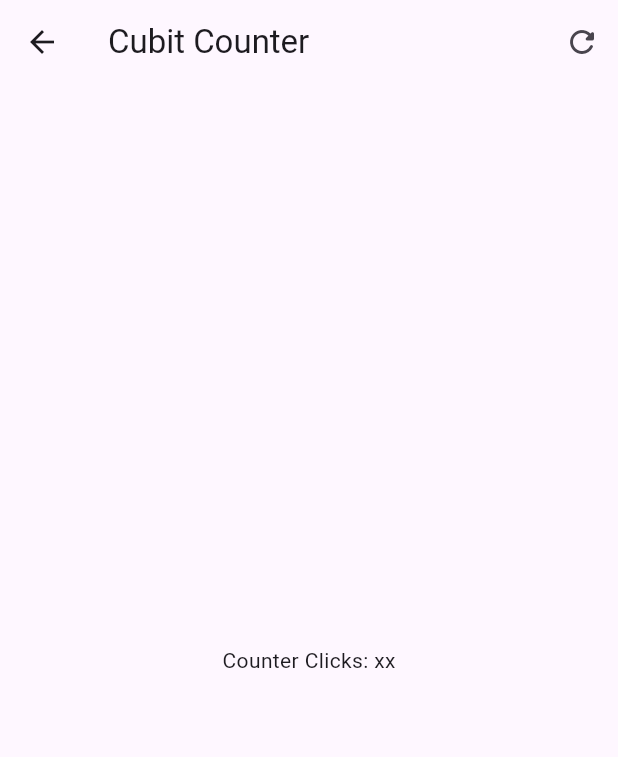
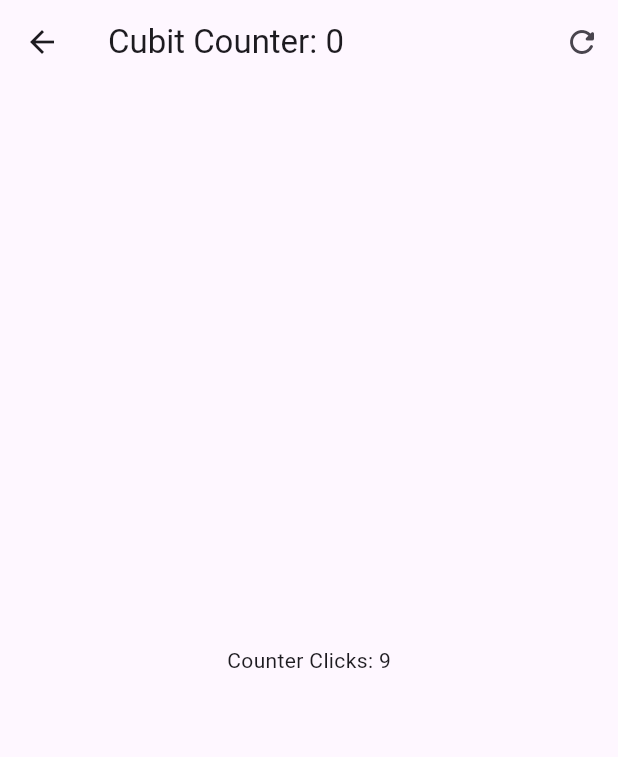
Before and after one commit to fabiofons/BloC-and-Cubits, a Flutter app: the screen it shows after launch, after a tap on "Cubits", on a phone screen of 412 x 824 dp. Shown: the top 757 px of the screen. Run offline on Flutter 3.47's test engine with Material 3 defaults, Android fonts, the phone set to English and light mode, and no system bars; our stand-ins replace flutter_bloc, go_router.

Commit message:
get the counter state in the cubit view

```diff
--- a/lib/presentation/screen/cubit_counter_screen.dart
+++ b/lib/presentation/screen/cubit_counter_screen.dart
@@ -1,46 +1,66 @@
 import 'package:flutter/material.dart';
+import 'package:flutter_bloc/flutter_bloc.dart';
+import 'package:forms_app/presentation/bloc/counter_cubit/counter_cubit.dart';
 
 class CubitCounterScreen extends StatelessWidget {
   const CubitCounterScreen({super.key});
 
   @override
   Widget build(BuildContext context) {
+    return BlocProvider(
+        create: (_) => CounterCubit(), child: const _CubitCounterView());
+  }
+}
+
+class _CubitCounterView extends StatelessWidget {
+  const _CubitCounterView();
+
+  @override
+  Widget build(BuildContext context) {
+
+    final cubitCounterState = context.watch<CounterCubit>().state;
+
     return Scaffold(
         appBar: AppBar(
-        title: const Text('Cubit Counter'),
+          title: Text('Cubit Counter: ${cubitCounterState.transactionCount}'),
           actions: [
             IconButton(
-            onPressed: (){},
-            icon: const Icon(Icons.refresh_rounded)
-          )
+                onPressed: () {}, icon: const Icon(Icons.refresh_rounded))
           ],
         ),
-      body: const Center(
-        child: Text('Counter Clicks: xx'),
+        body: Center(
+          child: BlocBuilder<CounterCubit, CounterState>(
+            // buildWhen: (previous, current) => previous.counter != current.counter,
+            builder: (context, state) {
+              return Text('Counter Clicks: ${state.counter}');
+            },
+          ),
         ),
         floatingActionButton: Column(
           mainAxisAlignment: MainAxisAlignment.end,
           children: [
             FloatingActionButton(
               heroTag: '3',
-            onPressed: (){},
+              onPressed: () {},
               child: const Text('+3'),
             ),
-          const SizedBox(height: 15,),
+            const SizedBox(
+              height: 15,
+            ),
             FloatingActionButton(
               heroTag: '2',
-            onPressed: (){},
+              onPressed: () {},
               child: const Text('+2'),
             ),
-          const SizedBox(height: 15,),
+            const SizedBox(
+              height: 15,
+            ),
             FloatingActionButton(
               heroTag: '1',
-            onPressed: (){},
+              onPressed: () {},
               child: const Text('+1'),
             ),
           ],
-      )
-
-    );
+        ));
   }
 }
```
Lines whose indentation alone changed are shown as unchanged.
